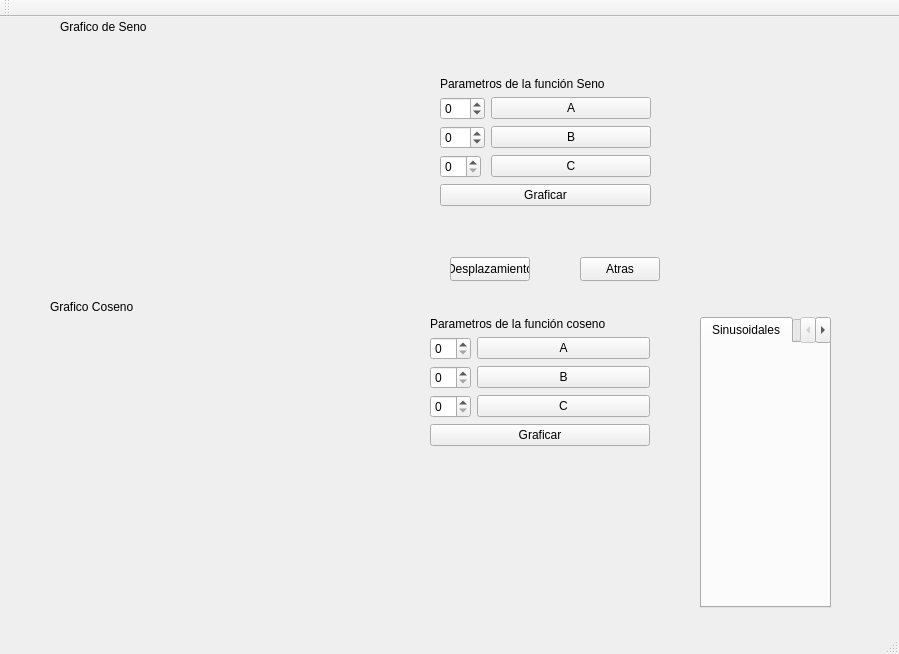
First picture: the form in QT/TrigonometryViewerQT/mainwindow.ui, repository Niconiio/LosPitagoras, before the edit.
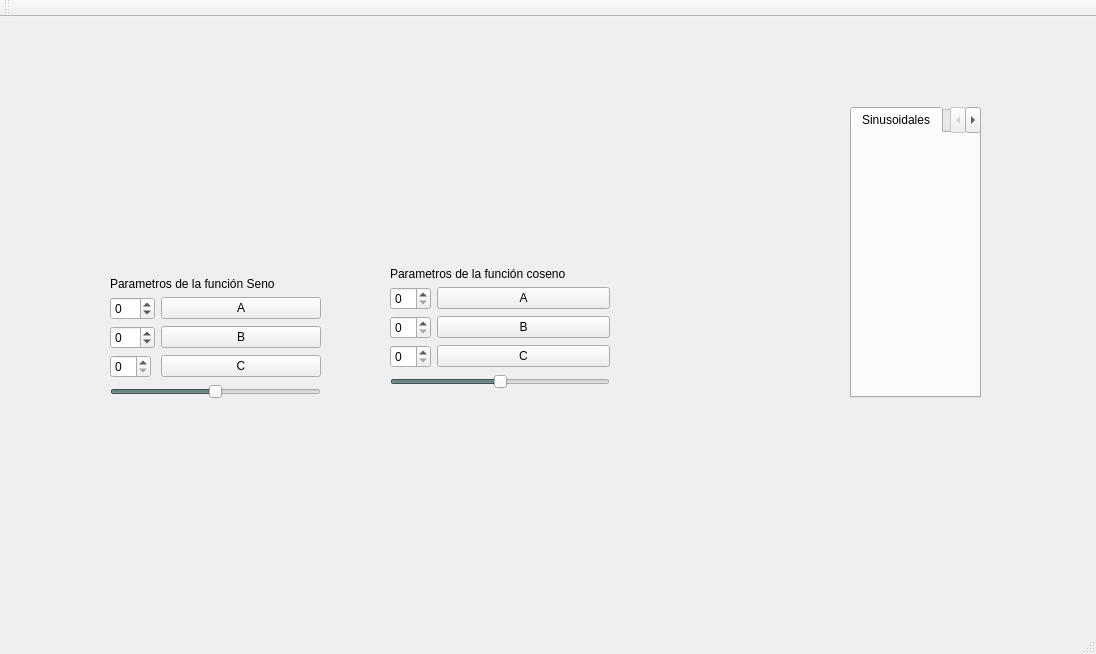
Second picture: the form after the edit.

Commit message: QT: Se eliminó el botón graficar, se agrego un slider para mover el grafico, ahora los cambios en los parametros cambain el grafico en tiempo real

```diff
--- a/QT/TrigonometryViewerQT/mainwindow.ui
+++ b/QT/TrigonometryViewerQT/mainwindow.ui
@@ -6,7 +6,7 @@
    <rect>
     <x>0</x>
     <y>0</y>
-    <width>899</width>
+    <width>1096</width>
     <height>654</height>
    </rect>
   </property>
@@ -58,8 +58,8 @@
    <widget class="QTabWidget" name="Tab_principal">
     <property name="geometry">
      <rect>
-      <x>700</x>
-      <y>300</y>
+      <x>850</x>
+      <y>90</y>
       <width>131</width>
       <height>291</height>
      </rect>
@@ -188,21 +188,25 @@
    <widget class="QWidget" name="verticalLayoutWidget">
     <property name="geometry">
      <rect>
-      <x>40</x>
-      <y>20</y>
-      <width>381</width>
-      <height>251</height>
+      <x>20</x>
+      <y>10</y>
+      <width>361</width>
+      <height>231</height>
      </rect>
     </property>
-    <layout class="QVBoxLayout" name="GraficoSeno"/>
+    <layout class="QVBoxLayout" name="GraficoSeno">
+     <property name="leftMargin">
+      <number>3</number>
+     </property>
+    </layout>
    </widget>
    <widget class="QWidget" name="verticalLayoutWidget_2">
     <property name="geometry">
      <rect>
-      <x>40</x>
-      <y>300</y>
+      <x>390</x>
+      <y>10</y>
       <width>381</width>
-      <height>261</height>
+      <height>231</height>
      </rect>
     </property>
     <layout class="QVBoxLayout" name="GraficoCoseno"/>
@@ -210,13 +214,20 @@
    <widget class="QWidget" name="formLayoutWidget_2">
     <property name="geometry">
      <rect>
-      <x>440</x>
-      <y>60</y>
+      <x>110</x>
+      <y>260</y>
       <width>211</width>
-      <height>151</height>
+      <height>181</height>
      </rect>
     </property>
     <layout class="QFormLayout" name="Layout_parametros_seno">
+     <item row="0" column="0" colspan="2">
+      <widget class="QLabel" name="label_2">
+       <property name="text">
+        <string>Parametros de la función Seno</string>
+       </property>
+      </widget>
+     </item>
      <item row="1" column="0">
       <widget class="QSpinBox" name="spinBox_A_seno">
        <property name="minimum">
@@ -251,39 +262,50 @@
        </property>
       </widget>
      </item>
-     <item row="3" column="1">
-      <widget class="QPushButton" name="C_seno">
-       <property name="text">
-        <string>C</string>
-       </property>
-      </widget>
-     </item>
-     <item row="4" column="0" colspan="2">
-      <widget class="QPushButton" name="GraficarSeno">
-       <property name="text">
-        <string>Graficar</string>
-       </property>
-      </widget>
-     </item>
-     <item row="0" column="0" colspan="2">
-      <widget class="QLabel" name="label_2">
-       <property name="text">
-        <string>Parametros de la función Seno</string>
-       </property>
-      </widget>
-     </item>
      <item row="3" column="0">
       <widget class="QSpinBox" name="spinBox_C_seno"/>
      </item>
+     <item row="3" column="1">
+      <widget class="QPushButton" name="C_seno">
+       <property name="text">
+        <string>C</string>
+       </property>
+      </widget>
+     </item>
+     <item row="4" column="0" colspan="2">
+      <widget class="QSlider" name="Desplazamiento_horizontal_seno">
+       <property name="cursor">
+        <cursorShape>OpenHandCursor</cursorShape>
+       </property>
+       <property name="minimum">
+        <number>-10</number>
+       </property>
+       <property name="maximum">
+        <number>10</number>
+       </property>
+       <property name="singleStep">
+        <number>1</number>
+       </property>
+       <property name="orientation">
+        <enum>Qt::Orientation::Horizontal</enum>
+       </property>
+       <property name="invertedAppearance">
+        <bool>false</bool>
+       </property>
+       <property name="invertedControls">
+        <bool>false</bool>
+       </property>
+      </widget>
+     </item>
     </layout>
    </widget>
    <widget class="QWidget" name="formLayoutWidget">
     <property name="geometry">
      <rect>
-      <x>430</x>
-      <y>300</y>
+      <x>390</x>
+      <y>250</y>
       <width>220</width>
-      <height>151</height>
+      <height>211</height>
      </rect>
     </property>
     <layout class="QFormLayout" name="Layout_parametros_coseno">
@@ -317,13 +339,6 @@
        </property>
       </widget>
      </item>
-     <item row="4" column="0" colspan="2">
-      <widget class="QPushButton" name="GraficarCoseno">
-       <property name="text">
-        <string>Graficar</string>
-       </property>
-      </widget>
-     </item>
      <item row="0" column="0" colspan="2">
       <widget class="QLabel" name="label">
        <property name="text">
@@ -331,60 +346,33 @@
        </property>
       </widget>
      </item>
+     <item row="4" column="0" colspan="2">
+      <widget class="QSlider" name="Desplazamiento_horizontal_coseno">
+       <property name="cursor">
+        <cursorShape>OpenHandCursor</cursorShape>
+       </property>
+       <property name="minimum">
+        <number>-10</number>
+       </property>
+       <property name="maximum">
+        <number>10</number>
+       </property>
+       <property name="singleStep">
+        <number>1</number>
+       </property>
+       <property name="orientation">
+        <enum>Qt::Orientation::Horizontal</enum>
+       </property>
+       <property name="invertedAppearance">
+        <bool>false</bool>
+       </property>
+       <property name="invertedControls">
+        <bool>false</bool>
+       </property>
+      </widget>
+     </item>
     </layout>
    </widget>
-   <widget class="QLabel" name="label_4">
-    <property name="geometry">
-     <rect>
-      <x>60</x>
-      <y>0</y>
-      <width>151</width>
-      <height>20</height>
-     </rect>
-    </property>
-    <property name="text">
-     <string>Grafico de Seno</string>
-    </property>
-   </widget>
-   <widget class="QLabel" name="label_3">
-    <property name="geometry">
-     <rect>
-      <x>50</x>
-      <y>280</y>
-      <width>151</width>
-      <height>20</height>
-     </rect>
-    </property>
-    <property name="text">
-     <string>Grafico Coseno</string>
-    </property>
-   </widget>
-   <widget class="QPushButton" name="pushButton">
-    <property name="geometry">
-     <rect>
-      <x>450</x>
-      <y>240</y>
-      <width>80</width>
-      <height>24</height>
-     </rect>
-    </property>
-    <property name="text">
-     <string>Desplazamiento</string>
-    </property>
-   </widget>
-   <widget class="QPushButton" name="pushButton_2">
-    <property name="geometry">
-     <rect>
-      <x>580</x>
-      <y>240</y>
-      <width>80</width>
-      <height>24</height>
-     </rect>
-    </property>
-    <property name="text">
-     <string>Atras</string>
-    </property>
-   </widget>
   </widget>
   <widget class="QStatusBar" name="statusbar"/>
   <widget class="QToolBar" name="toolBar">
```
The commit also changes 3 other files.
